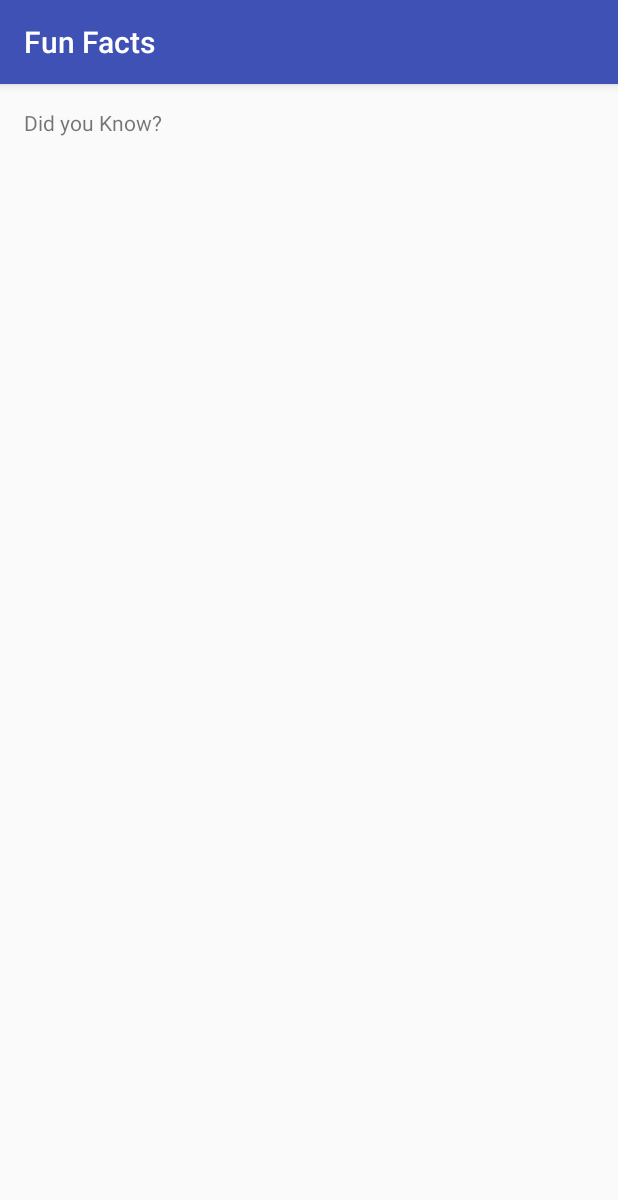
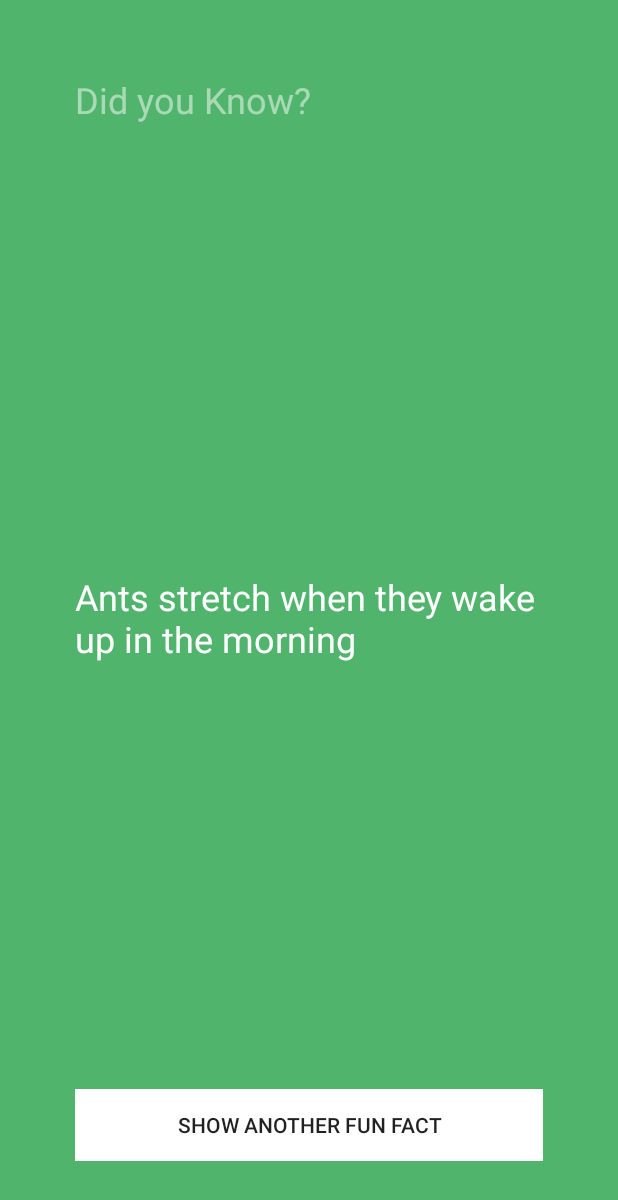
Before and after one commit to PrintHelloWorld/FamilyFacts, an Android app: the screen it shows after launch (FunFactsActivity), on a phone screen of 412 x 824 dp. Shown: the top 1200 px of the screen. Run offline under Robolectric (Android 15) with nearby library versions, the phone set to English and light mode, and no system bars.

Commit message:
Designed basic fact view layout

```diff
--- a/app/src/main/res/layout/activity_fun_facts.xml
+++ b/app/src/main/res/layout/activity_fun_facts.xml
@@ -3,14 +3,35 @@
     xmlns:tools="http://schemas.android.com/tools"
     android:layout_width="match_parent"
     android:layout_height="match_parent"
-    android:paddingBottom="@dimen/activity_vertical_margin"
-    android:paddingLeft="@dimen/activity_horizontal_margin"
-    android:paddingRight="@dimen/activity_horizontal_margin"
-    android:paddingTop="@dimen/activity_vertical_margin"
-    tools:context="com.bam.funfacts.FunFactsActivity">
+    android:padding="@dimen/activity_horizontal_margin"
+    tools:context="com.bam.funfacts.FunFactsActivity"
+    android:background="#51b46d">
 
     <TextView
         android:layout_width="wrap_content"
         android:layout_height="wrap_content"
-        android:text="@string/didyouknow" />
+        android:text="@string/didyouknow"
+        android:textSize="24sp"
+        android:textColor="#80ffffff" />
+
+    <TextView
+        android:layout_width="wrap_content"
+        android:layout_height="wrap_content"
+        android:textAppearance="?android:attr/textAppearanceLarge"
+        android:text="Ants stretch when they wake up in the morning"
+        android:id="@+id/factTextView"
+        android:layout_centerVertical="true"
+        android:layout_alignParentLeft="true"
+        android:layout_alignParentStart="true"
+        android:textSize="24sp"
+        android:textColor="@android:color/white" />
+
+    <Button
+        android:layout_width="match_parent"
+        android:layout_height="wrap_content"
+        android:text="Show Another Fun Fact"
+        android:id="@+id/showFactButton"
+        android:layout_alignParentBottom="true"
+        android:layout_centerHorizontal="true"
+        android:background="@android:color/white" />
 </RelativeLayout>
--- a/app/src/main/res/values/dimens.xml
+++ b/app/src/main/res/values/dimens.xml
@@ -1,5 +1,5 @@
 <resources>
     <!-- Default screen margins, per the Android Design guidelines. -->
-    <dimen name="activity_horizontal_margin">16dp</dimen>
-    <dimen name="activity_vertical_margin">16dp</dimen>
+    <dimen name="activity_horizontal_margin">50dp</dimen>
+    <dimen name="activity_vertical_margin">50dp</dimen>
 </resources>
--- a/app/src/main/res/values/styles.xml
+++ b/app/src/main/res/values/styles.xml
@@ -1,7 +1,7 @@
 <resources>
 
     <!-- Base application theme. -->
-    <style name="AppTheme" parent="Theme.AppCompat.Light.DarkActionBar">
+    <style name="AppTheme" parent="Theme.AppCompat.Light.NoActionBar">
         <!-- Customize your theme here. -->
         <item name="colorPrimary">@color/colorPrimary</item>
         <item name="colorPrimaryDark">@color/colorPrimaryDark</item>
```
